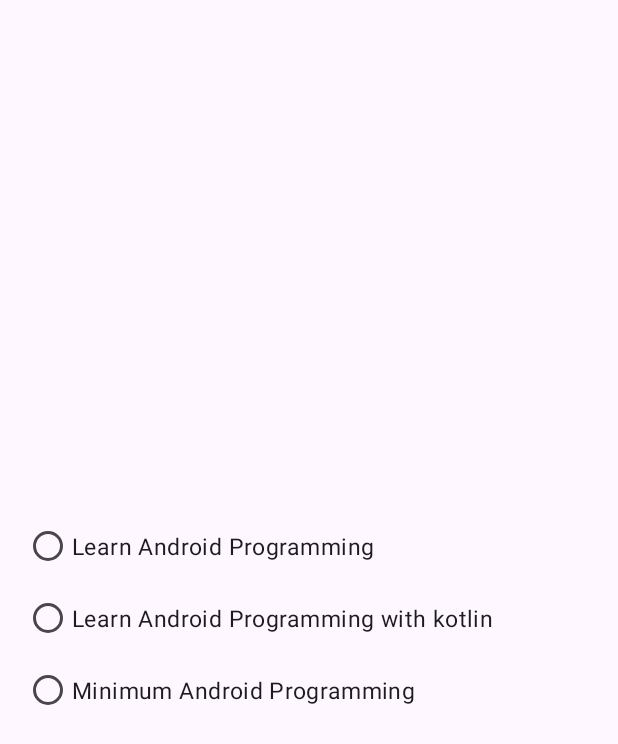
After one commit to Dimasrioardianto/FragmentExample2, an Android app: the layout book_titles.xml on its own in the app's theme, with its tools: preview values and no code run, on a phone screen of 412 x 824 dp. The commit adds this screen. Shown: the top 744 px of the screen. Run offline under Robolectric (Android 15) with nearby library versions, the phone set to English and light mode, and no system bars.

Commit message:
Update Commit 1

```diff
--- /dev/null
+++ b/app/src/main/java/id/ac/polbeng/ardianto/fragmentexample2/BookDescription.kt
@@ -0,0 +1,5 @@
+package id.ac.polbeng.ardianto.fragmentexample2
+
+class BookDescription {
+
+}
--- /dev/null
+++ b/app/src/main/java/id/ac/polbeng/ardianto/fragmentexample2/Coordinator.kt
@@ -0,0 +1,5 @@
+package id.ac.polbeng.ardianto.fragmentexample2
+
+interface Coordinator {
+    fun onBookChanged(index:Int)
+}
--- /dev/null
+++ b/app/src/main/res/layout/book_titles.xml
@@ -0,0 +1,42 @@
+<?xml version="1.0" encoding="utf-8"?>
+<androidx.constraintlayout.widget.ConstraintLayout
+    xmlns:android="http://schemas.android.com/apk/res/android"
+    xmlns:app="http://schemas.android.com/apk/res-auto"
+    android:layout_width="match_parent"
+    android:layout_height="match_parent">
+
+    <RadioGroup
+        android:id="@+id/radioGroup"
+        android:layout_width="match_parent"
+        android:layout_height="wrap_content"
+        app:layout_constraintBottom_toBottomOf="parent"
+        app:layout_constraintLeft_toLeftOf="parent"
+        app:layout_constraintLeft_toRightOf="parent"
+        app:layout_constraintTop_toTopOf="parent"
+        android:layout_marginHorizontal="16dp" >
+
+        <RadioButton
+            android:id="@+id/learn_ap"
+            android:layout_width="wrap_content"
+            android:layout_height="wrap_content"
+            android:layout_weight="1"
+            android:text="@string/learn_android_programming"
+            android:textSize="15sp" />
+
+        <RadioButton
+            android:id="@+id/learn_with_kotlin"
+            android:layout_width="wrap_content"
+            android:layout_height="wrap_content"
+            android:layout_weight="1"
+            android:text="@string/learn_android_programming_with_kotlin"
+            android:textSize="15sp" />
+
+        <RadioButton
+            android:id="@+id/minimum_ap"
+            android:layout_width="wrap_content"
+            android:layout_height="wrap_content"
+            android:layout_weight="1"
+            android:text="@string/minimum_android_programming"
+            android:textSize="15sp" />
+    </RadioGroup>
+</androidx.constraintlayout.widget.ConstraintLayout>
--- a/app/src/main/res/values/strings.xml
+++ b/app/src/main/res/values/strings.xml
@@ -1,3 +1,7 @@
 <resources>
     <string name="app_name">FragmentExample2</string>
+    <string name="learn_android_programming">Learn Android Programming</string>
+    <string name="learn_android_programming_with_kotlin">Learn Android Programming with kotlin</string>
+    <string name="minimum_android_programming">Minimum Android Programming</string>
+    <string name="decription">Ini adalah deskripsi teks..</string>
 </resources>
```
Also changed, not shown: app/src/main/res/layout/book_descriptions.xml (added, +15 -0 lines), app/src/main/res/values/bookdescriptions.xml (added, +22 -0 lines).
